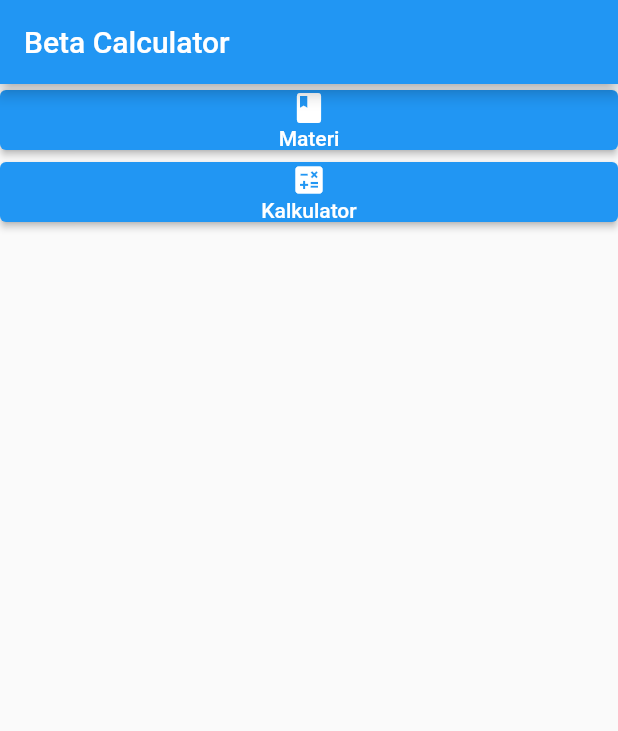
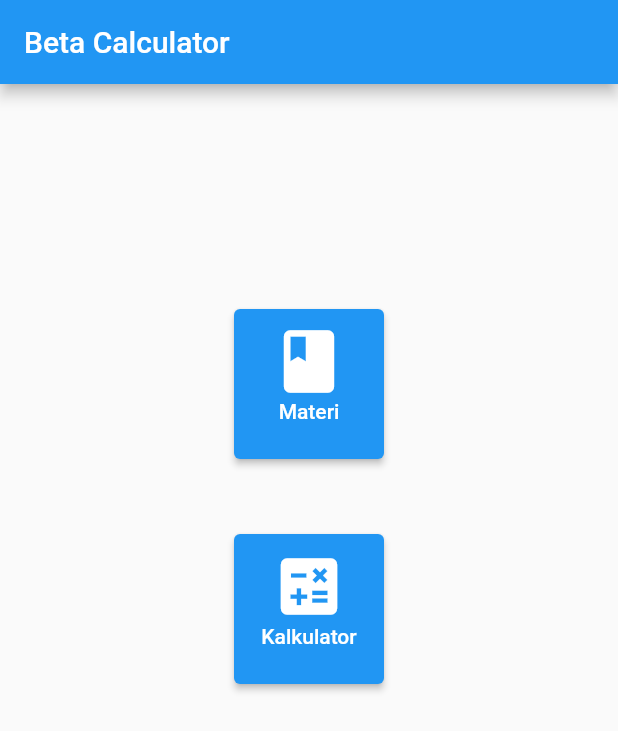
Before and after one commit to adafatya/calctex, a Flutter app: the screen it shows after launch, on a phone screen of 412 x 824 dp. Shown: the top 731 px of the screen. Run offline on Flutter 3.47's test engine with Material 2 defaults, Android fonts, the phone set to English and light mode, and no system bars; missing offline and left inert: catex.

Commit message:
Mengubah sedikit tatanan home screen

```diff
--- a/lib/home.dart
+++ b/lib/home.dart
@@ -7,32 +7,46 @@ class Home extends StatelessWidget {
       appBar: AppBar(
         title: Text("Beta Calculator"),
       ),
-      body: ListView(
+      body: Center(
+        child: Column(
           children: [
-          ElevatedButton(
+            Padding(padding: EdgeInsets.only(bottom: 150)),
+            Container(
+              height: 100,
+              width: 100,
+              child: ElevatedButton(
                 onPressed: () {
                   Navigator.pushNamed(context, '/materi');
                 },
                 child: Column(
                   children: [
-                  Icon(Icons.book),
+                    Padding(padding: EdgeInsets.only(bottom: 10)),
+                    Icon(Icons.book, size: 50),
                     Text("Materi")
                   ],
                 )
               ),
-          ElevatedButton(
+            ),
+            Padding(padding: EdgeInsets.only(bottom: 50)),
+            Container(
+              height: 100,
+              width: 100,
+              child: ElevatedButton(
                 onPressed: () {
                   Navigator.pushNamed(context, '/kalku');
                 },
                 child: Column(
                   children: [
-                  Icon(Icons.calculate),
+                    Padding(padding: EdgeInsets.only(bottom: 10)),
+                    Icon(Icons.calculate, size: 50),
                     Text("Kalkulator")
-                ]
+                  ],
                 )
-          )
+              ),
+            ),
           ]
         ),
+      )
     );
   }
 }
```
Lines whose indentation alone changed are shown as unchanged.
